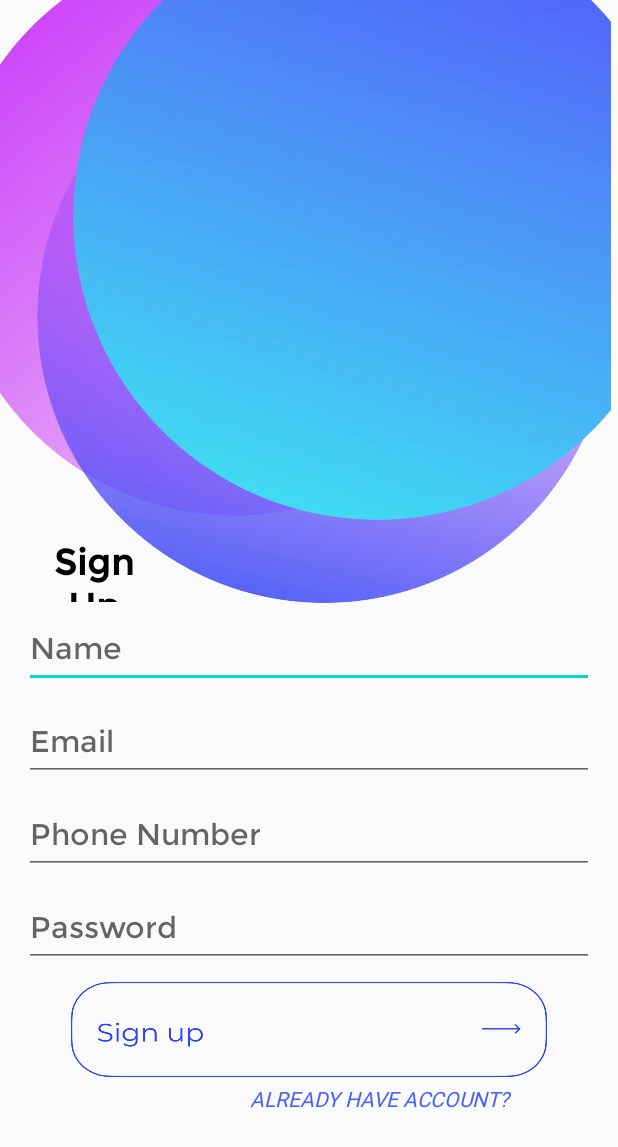
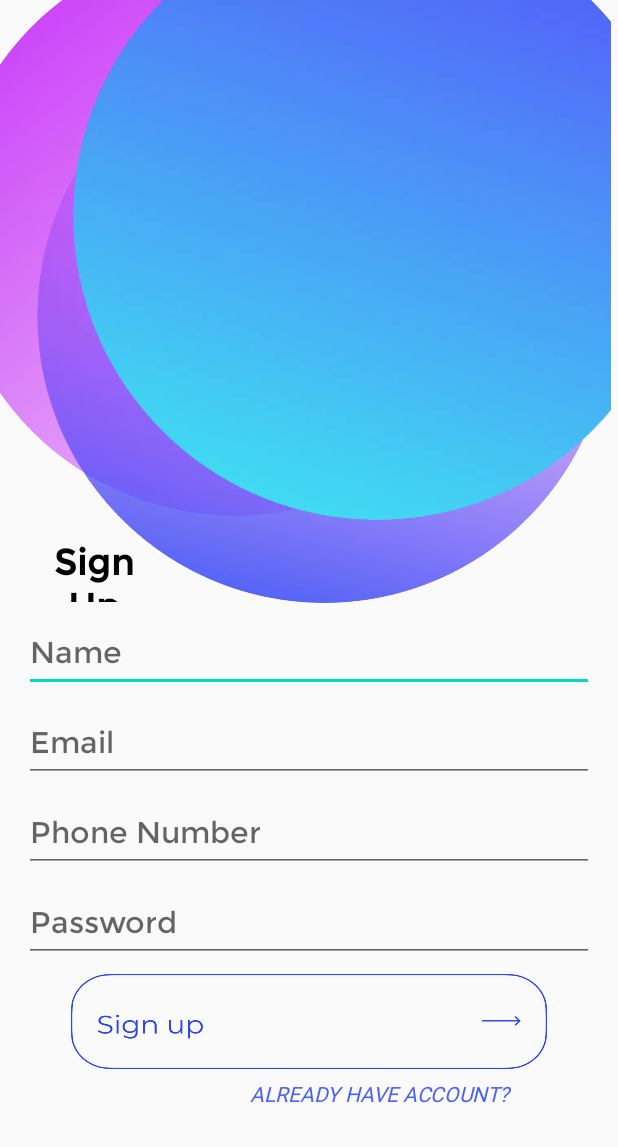
Before and after one commit to avi-vivek/StockMoney, an Android app: the layout activity_signup.xml on its own in the app's theme, with its tools: preview values and no code run, on a phone screen of 412 x 824 dp. Shown: the top 1147 px of the screen. Run offline under Robolectric (Android 15) with nearby library versions, the phone set to English and light mode, and no system bars.

Commit message:
update app page

```diff
--- a/app/src/main/res/layout/activity_signup.xml
+++ b/app/src/main/res/layout/activity_signup.xml
@@ -46,7 +46,7 @@
             android:layout_width="0dp"
             android:layout_height="52dp"
             android:layout_marginStart="16dp"
-        android:layout_marginTop="5dp"
+            android:layout_marginTop="8dp"
             android:layout_marginEnd="16dp"
             android:autofillHints="Enter Name"
             android:ems="10"
@@ -68,7 +68,7 @@
             android:layout_width="0dp"
             android:layout_height="52dp"
             android:layout_marginStart="16dp"
-        android:layout_marginTop="10dp"
+            android:layout_marginTop="8dp"
             android:layout_marginEnd="16dp"
             android:autofillHints="Enter Email"
             android:ems="10"
@@ -89,7 +89,7 @@
             android:layout_width="0dp"
             android:layout_height="52dp"
             android:layout_marginStart="16dp"
-        android:layout_marginTop="10dp"
+            android:layout_marginTop="8dp"
             android:layout_marginEnd="16dp"
             android:autofillHints="Enter Phone Number"
             android:ems="10"
@@ -110,7 +110,7 @@
             android:layout_width="0dp"
             android:layout_height="52dp"
             android:layout_marginStart="16dp"
-        android:layout_marginTop="10dp"
+            android:layout_marginTop="8dp"
             android:layout_marginEnd="16dp"
             android:autofillHints="Enter Password"
             android:ems="10"
@@ -131,7 +131,7 @@
             android:layout_width="317dp"
             android:layout_height="63dp"
             android:layout_marginStart="16dp"
-        android:layout_marginTop="10dp"
+            android:layout_marginTop="8dp"
             android:layout_marginEnd="16dp"
             android:background="@drawable/signupbutton"
             android:textColor="@android:color/white"
@@ -147,7 +147,9 @@
             android:id="@+id/button"
             android:layout_width="203dp"
             android:layout_height="29dp"
+            android:layout_marginTop="2dp"
             android:layout_marginEnd="16dp"
+            android:layout_marginBottom="50dp"
             android:background="@drawable/forgot_button"
             android:fontFamily="@font/seguisym"
             android:freezesText="false"
```
Lines whose indentation alone changed are shown as unchanged.
